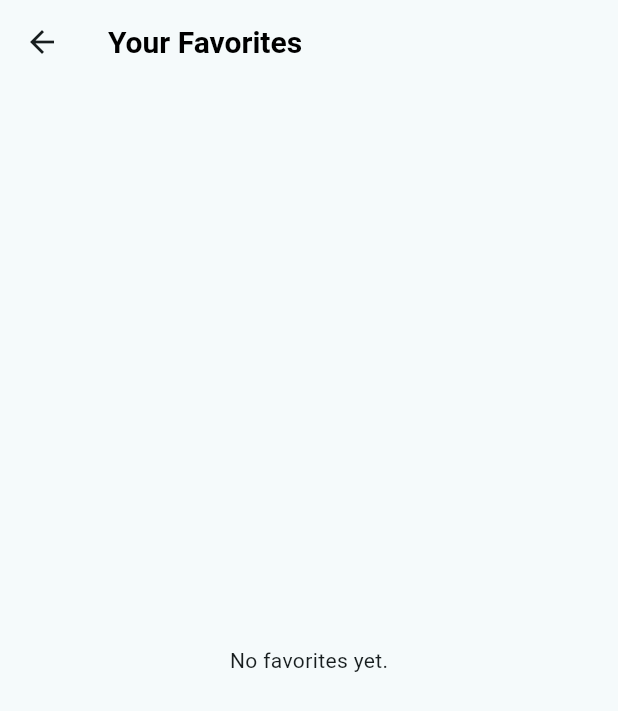
After one commit to Geo50/Image-Gallery-Flutter, a Flutter app: the screen it shows after launch, after a tap on the "storage" icon, on a phone screen of 412 x 824 dp. The commit adds this screen. Shown: the top 711 px of the screen. Run offline on Flutter 3.47's test engine with Material 3 defaults, Android fonts, the phone set to English and light mode, and no system bars.

Commit message:
Added Favorite Feature

```diff
--- /dev/null
+++ b/lib/screens/favorites_screen.dart
@@ -0,0 +1,49 @@
+import 'package:flutter/material.dart';
+import 'package:image_gallery/reusable_widgets/image_card.dart';
+import 'package:image_gallery/screens/details_screen.dart';
+import 'package:image_gallery/services/image_definition.dart';
+
+class FavoritesScreen extends StatelessWidget {
+  final List<ImageDefinition> allImages;
+
+  const FavoritesScreen({super.key, required this.allImages});
+
+  @override
+  Widget build(BuildContext context) {
+    final favoriteImages = allImages.where((img) => img.isFavorite).toList();
+
+    return Scaffold(
+      appBar: AppBar(
+        title: const Text(
+          "Your Favorites",
+          style: TextStyle(
+            color: Colors.black,
+            fontSize: 20,
+            fontWeight: FontWeight.bold,
+          ),
+        ),
+      ),
+      body:
+          favoriteImages.isEmpty
+              ? const Center(child: Text("No favorites yet."))
+              : ListView.builder(
+                padding: const EdgeInsets.only(top: 20),
+                itemCount: favoriteImages.length,
+                itemBuilder: (context, index) {
+                  return ImageCard(
+                    item: favoriteImages[index],
+                    onTap: () {
+                      Navigator.push(
+                        context,
+                        MaterialPageRoute(
+                          builder:
+                              (_) => DetailsScreen(item: favoriteImages[index]),
+                        ),
+                      );
+                    },
+                  );
+                },
+              ),
+    );
+  }
+}
--- a/lib/screens/home.dart
+++ b/lib/screens/home.dart
@@ -1,6 +1,7 @@
 import 'package:flutter/material.dart';
 import 'package:image_gallery/reusable_widgets/image_card.dart';
 import 'package:image_gallery/screens/details_screen.dart';
+import 'package:image_gallery/screens/favorites_screen.dart';
 import 'package:image_gallery/services/image_definition.dart';
 
 class Home extends StatefulWidget {
@@ -18,6 +19,7 @@ class _HomeState extends State<Home> {
       description:
           "A sleek fighter jet tears through the clouds, a symbol of cutting-edge technology and aerial supremacy. This image encapsulates speed, precision, and the raw power of modern air combat.",
       assetURI: "assets/jet.jpeg",
+      isFavorite: false,
     ),
     ImageDefinition(
       id: "2",
@@ -25,6 +27,7 @@ class _HomeState extends State<Home> {
       description:
           "A radiant angel poised between heaven and earth, wings outstretched in divine grace. This image captures the serene power and otherworldly presence of a celestial being, symbolizing hope, protection, and the eternal battle between light and darkness.",
       assetURI: "assets/angel.jpeg",
+      isFavorite: false,
     ),
     ImageDefinition(
       id: "3",
@@ -32,6 +35,7 @@ class _HomeState extends State<Home> {
       description:
           "A fearsome Spartan warrior stands resolute in bronze armor, spear in hand and gaze fixed with unwavering resolve. This portrayal honors the unbreakable spirit and disciplined might of ancient Sparta’s legendary soldiers.",
       assetURI: "assets/spartan.png",
+      isFavorite: false,
     ),
   ];
 
@@ -48,6 +52,19 @@ class _HomeState extends State<Home> {
             fontWeight: FontWeight.bold,
           ),
         ),
+        actions: [
+          IconButton(
+            onPressed: () {
+              Navigator.push(
+                context,
+                MaterialPageRoute(
+                  builder: (_) => FavoritesScreen(allImages: imageGallery),
+                ),
+              );
+            },
+            icon: Icon(Icons.storage, color: Colors.amber),
+          ),
+        ],
       ),
       body: ListView.builder(
         padding: EdgeInsets.only(top: 20), // instead of using a SizedBox
@@ -62,6 +79,7 @@ class _HomeState extends State<Home> {
                   builder: (_) => DetailsScreen(item: imageGallery[index]),
                 ),
               );
+              setState(() {});
             },
           );
         },
--- /dev/null
+++ b/lib/services/favourite.dart
@@ -0,0 +1,6 @@
+// import 'package:image_gallery/services/image_definition.dart';
+
+// class Favourite {
+//   final bool Favourite = ImageDefinition.isFavorite;
+
+// }
--- a/lib/services/image_definition.dart
+++ b/lib/services/image_definition.dart
@@ -3,11 +3,13 @@ class ImageDefinition {
   final String title;
   final String description;
   final String assetURI;
+  late bool isFavorite;
 
   ImageDefinition({
     required this.id,
     required this.title,
     required this.description,
     required this.assetURI,
+    required this.isFavorite,
   });
 }
```
Also changed, not shown: lib/screens/details_screen.dart (+39 -14 lines).
